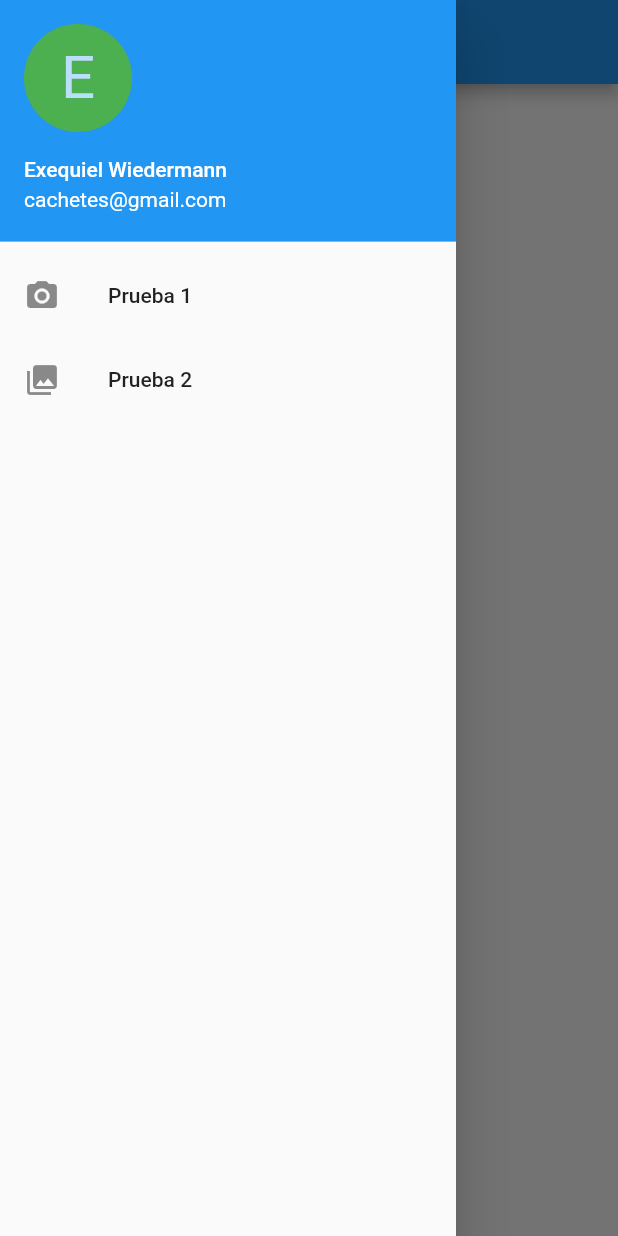
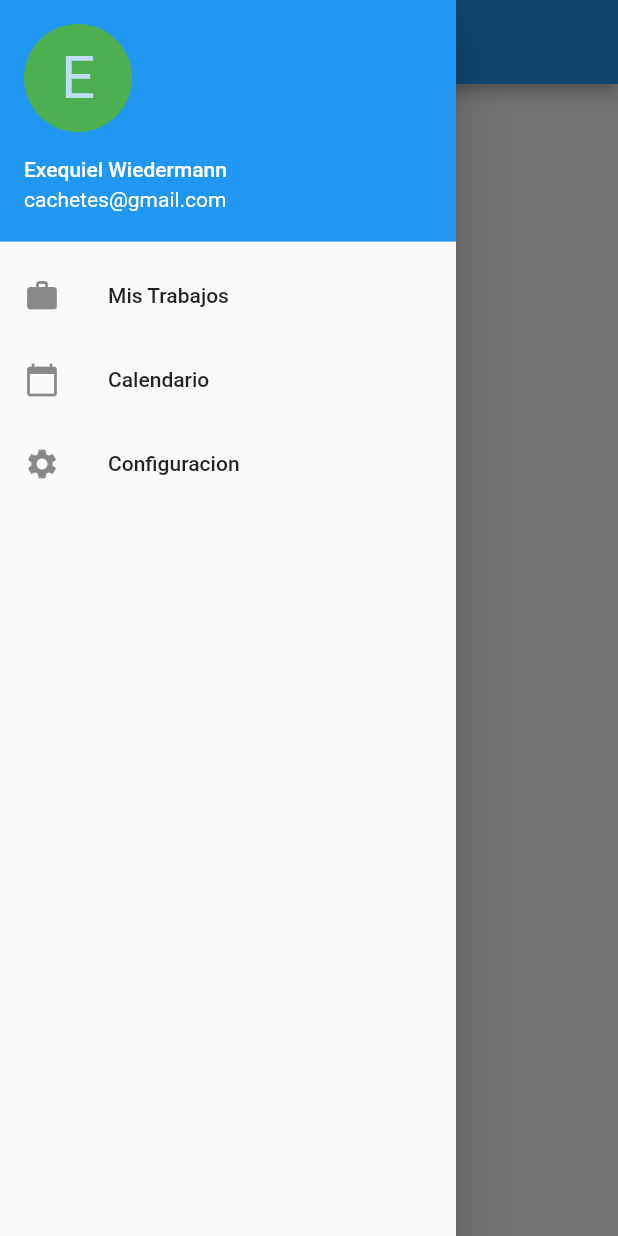
Before and after one commit to RainTrap/Mi-Taller, a Flutter app: the Menu screen opened directly, with the side drawer open, on a phone screen of 412 x 824 dp. Run offline on Flutter 3.47's test engine with Material 2 defaults, Android fonts, the phone set to English and light mode, and no system bars; our stand-ins replace firebase_auth; accounts and stored records are empty.

Commit message:
Pequeños cambios

```diff
--- a/lib/widget/menu.dart
+++ b/lib/widget/menu.dart
@@ -4,9 +4,7 @@ class Menu extends StatelessWidget {
   @override
   Widget build(BuildContext context) {
     return Scaffold(
-      appBar: AppBar(
-        title: Text("Menu"),
-      ),
+      appBar: AppBar(),
       drawer: Drawer(
         child: ListView(
           children: <Widget>[
@@ -19,17 +17,22 @@ class Menu extends StatelessWidget {
               ),
             ),
             ListTile(
-              title: Text('Prueba 1'),
-              leading: Icon(Icons.camera_alt),
+              title: Text('Mis Trabajos'),
+              leading: Icon(Icons.work),
               onTap: (){
 
               },
             ),
             ListTile(
-              title: Text('Prueba 2'),
-              leading: Icon(Icons.photo_library),
+              title: Text('Calendario'),
+              leading: Icon(Icons.calendar_today),
               onTap: (){
-
+              },
+            ),
+            ListTile(
+              title: Text('Configuracion'),
+              leading: Icon(Icons.settings),
+              onTap: (){
               },
             ),
           ],
```
